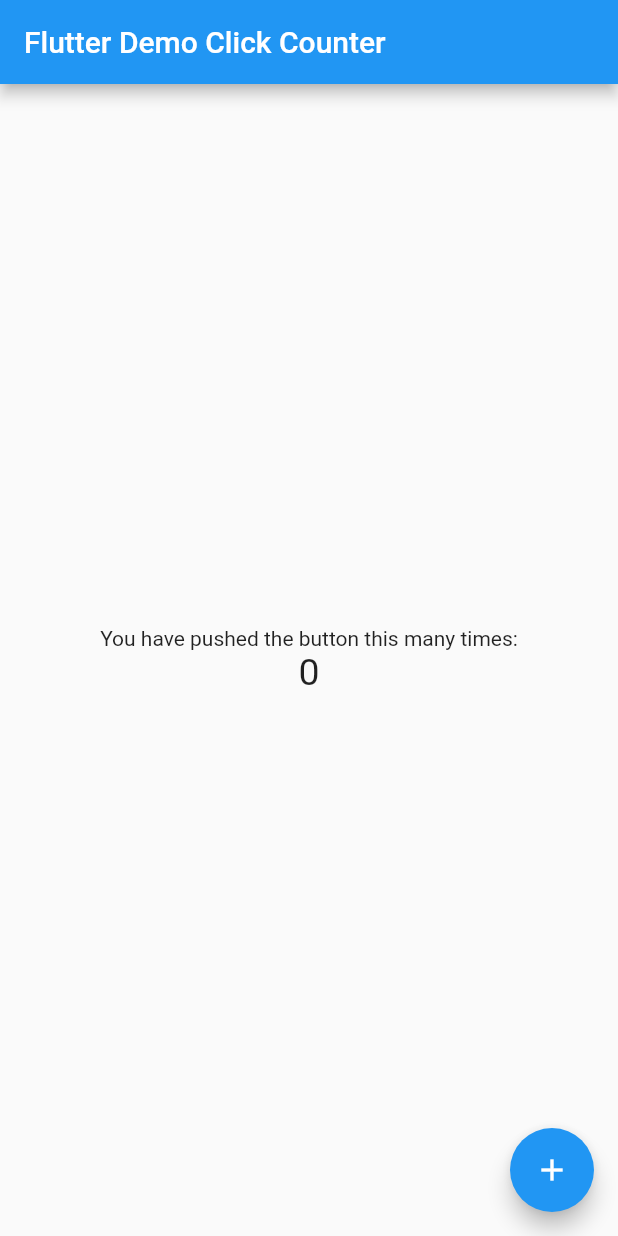
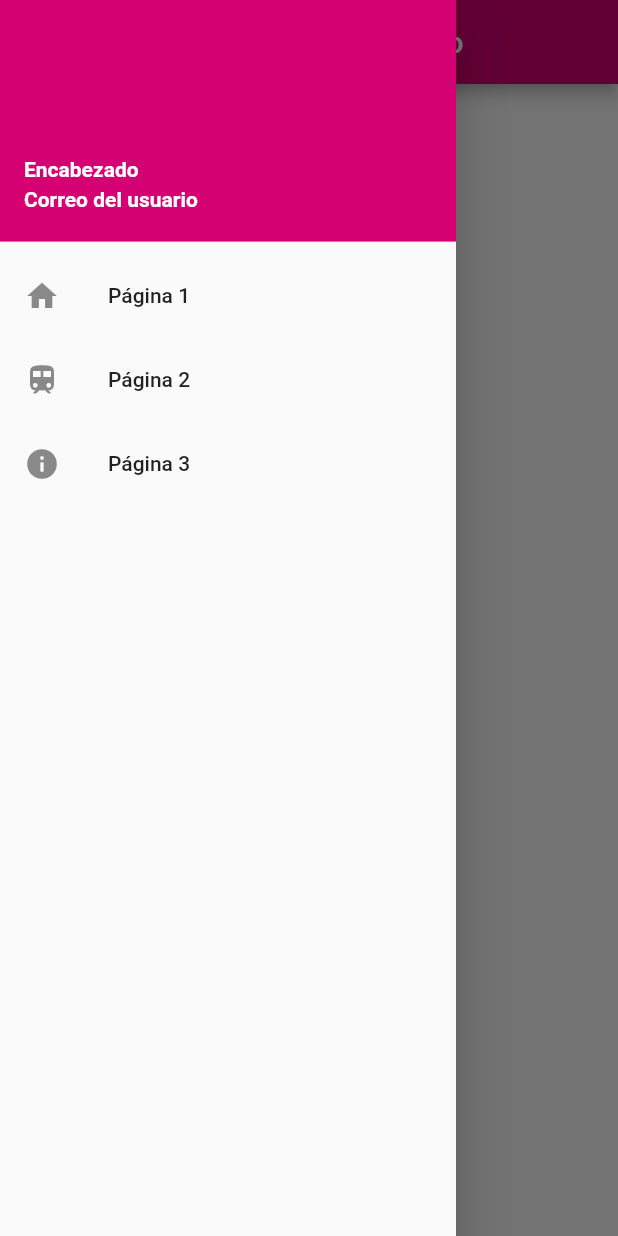
Before and after one commit to yahirhernandez891/Drawer_p_4, a Flutter app: the screen it shows after launch, with the side drawer open (before the commit the screen has no drawer), on a phone screen of 412 x 824 dp. Run offline on Flutter 3.47's test engine with Material 2 defaults, Android fonts, the phone set to English and light mode, and no system bars.

Commit message:
drawerv2

```diff
--- a/lib/main.dart
+++ b/lib/main.dart
@@ -11,8 +11,9 @@ class MyApp extends StatelessWidget {
     return MaterialApp(
       title: _title,
       theme: ThemeData(
-        primarySwatch: Colors.blue,
+        primarySwatch: Colors.pink,
       ),
+      debugShowCheckedModeBanner: false,
       home: MyHomePage(),
     );
   }
@@ -29,19 +30,6 @@ class MyHomePage extends StatefulWidget {
 }
 
 class _MyHomePageState extends State<MyHomePage> {
-  int _counter = 0;
-
-  void _incrementCounter() {
-    setState(() {
-      // This call to setState tells the Flutter framework that something has
-      // changed in this State, which causes it to rerun the build method below
-      // so that the display can reflect the updated values. If we changed
-      // _counter without calling setState(), then the build method would not be
-      // called again, and so nothing would appear to happen.
-      _counter++;
-    });
-  }
-
   @override
   Widget build(BuildContext context) {
     // This method is rerun every time setState is called, for instance as done
@@ -52,40 +40,62 @@ class _MyHomePageState extends State<MyHomePage> {
     // than having to individually change instances of widgets.
     return Scaffold(
       appBar: AppBar(
-        // Here we take the value from the MyHomePage object that was created by
-        // the App.build method, and use it to set our appbar title.
-        title: Text('Flutter Demo Click Counter'),
+        centerTitle: true,
+        title: Text('Drawer de Ayayayaawo'),
+        backgroundColor: const Color(0xffd50071),
       ),
-      body: Center(
-        // Center is a layout widget. It takes a single child and positions it
-        // in the middle of the parent.
-        child: Column(
-          // Column is also a layout widget. It takes a list of children and
-          // arranges them vertically. By default, it sizes itself to fit its
-          // children horizontally, and tries to be as tall as its parent.
-          //
-          // Column has various properties to control how it sizes itself and
-          // how it positions its children. Here we use mainAxisAlignment to
-          // center the children vertically; the main axis here is the vertical
-          // axis because Columns are vertical (the cross axis would be
-          // horizontal).
-          mainAxisAlignment: MainAxisAlignment.center,
-          children: <Widget>[
-            Text(
-              'You have pushed the button this many times:',
+      drawer: Drawer(
+        child: ListView(
+          // Important: Remove any padding from the ListView.
+          padding: EdgeInsets.zero,
+          children: [
+            const UserAccountsDrawerHeader(
+              // <-- SEE HERE
+              decoration: BoxDecoration(color: const Color(0xffd50071)),
+              accountName: Text(
+                "Encabezado",
+                style: TextStyle(
+                  fontWeight: FontWeight.bold,
+                ),
+              ),
+              accountEmail: Text(
+                "Correo del usuario",
+                style: TextStyle(
+                  fontWeight: FontWeight.bold,
+                ),
+              ),
             ),
-            Text(
-              '$_counter',
-              style: TextStyle(fontSize: 25),
+            ListTile(
+              leading: Icon(
+                Icons.home,
+              ),
+              title: const Text('Página 1'),
+              onTap: () {
+                Navigator.pop(context);
+              },
+            ),
+            ListTile(
+              leading: Icon(
+                Icons.train,
+              ),
+              title: const Text('Página 2'),
+              onTap: () {
+                Navigator.pop(context);
+              },
+            ),
+            ListTile(
+              leading: Icon(
+                Icons.info,
+              ),
+              title: const Text('Página 3'),
+              onTap: () {
+                Navigator.pop(context);
+              },
             ),
           ],
         ),
       ),
-      floatingActionButton: FloatingActionButton(
-        onPressed: _incrementCounter,
-        tooltip: 'Increment',
-        child: Icon(Icons.add),
-      ),
+      body: Center(),
     );
   }
 }
```
